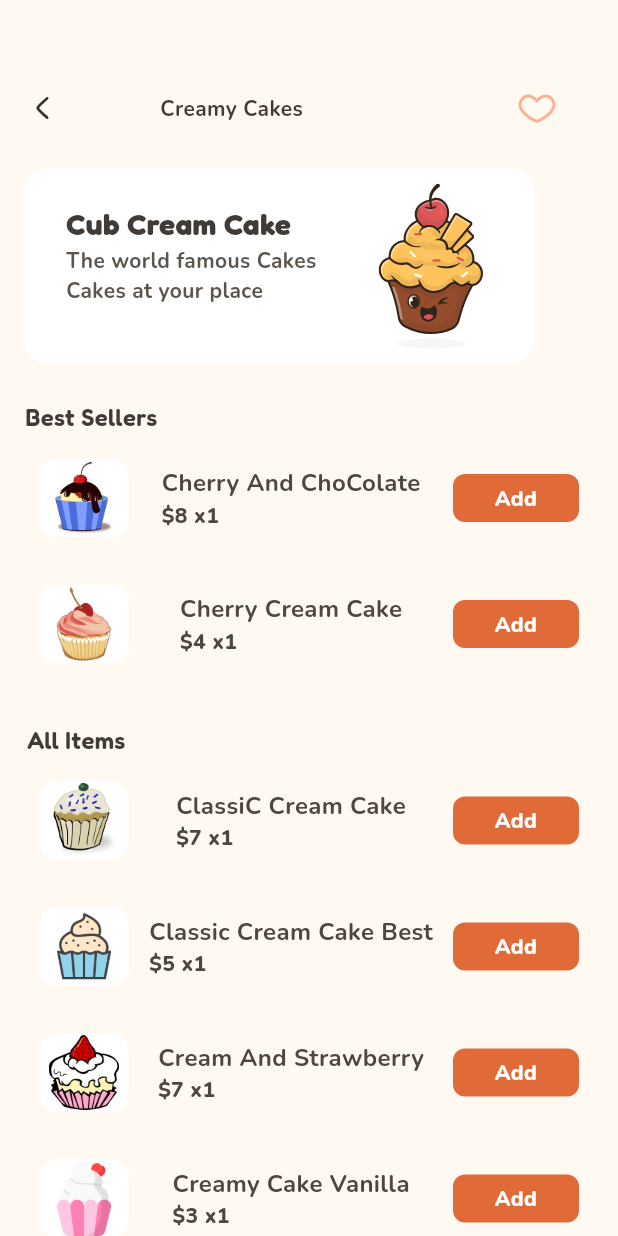
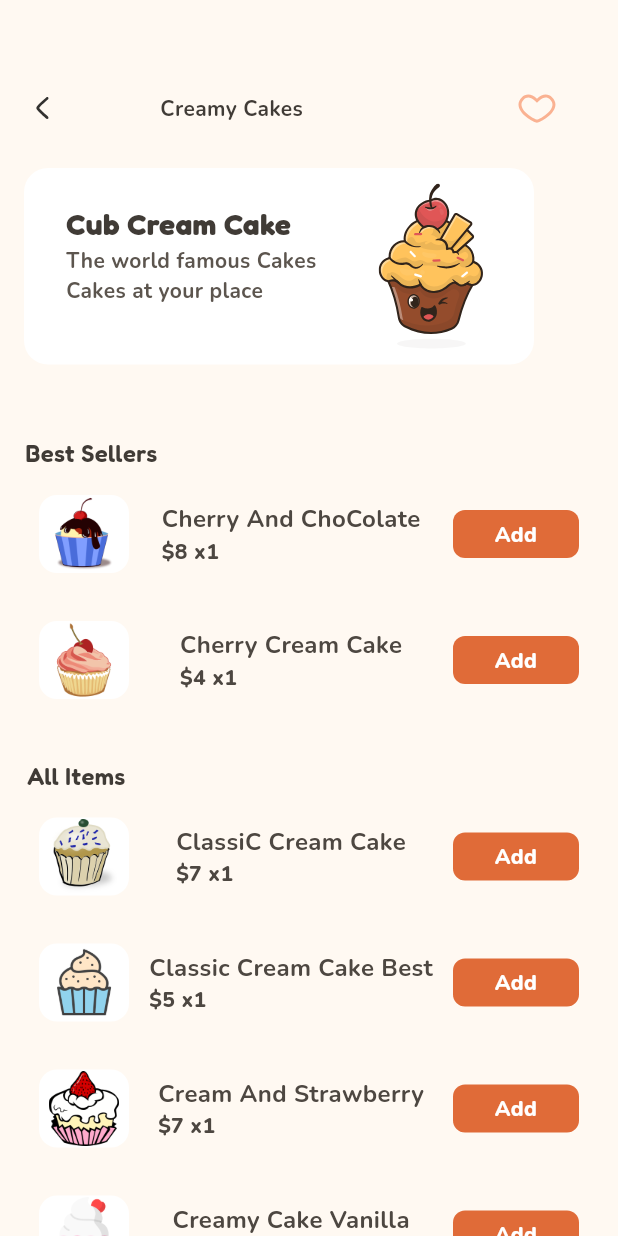
Before and after one commit to Mahmoud-ElShorbagy/candy_buy, a Flutter app: the CustomCategoryProduct screen opened directly, on a phone screen of 412 x 824 dp. Run offline on Flutter 3.47's test engine with Material 3 defaults, Android fonts, the phone set to English and light mode, and no system bars; our stand-ins replace cloud_firestore, firebase_auth, firebase_core, flutter_bloc, flutter_svg; accounts and stored records are empty.

Commit message:
add sized box

```diff
--- a/lib/views/view_candy/custom_cart_info/view.dart
+++ b/lib/views/view_candy/custom_cart_info/view.dart
@@ -20,7 +20,9 @@ class CustomCartInfoView extends StatelessWidget {
 
   @override
   Widget build(BuildContext context) {
-    return Container(
+    return Column(
+      children: [
+        Container(
           margin: const EdgeInsets.only(left: 16, right: 19),
           height: 131,
           width: width,
@@ -32,8 +34,9 @@ class CustomCartInfoView extends StatelessWidget {
             Container(
               margin: const EdgeInsets.only(
                   left: 28, top: 22.5, bottom: 22.5, right: 32),
-          child:
-              Column(crossAxisAlignment: CrossAxisAlignment.start, children: [
+              child: Column(
+                  crossAxisAlignment: CrossAxisAlignment.start,
+                  children: [
                     AppTextBold(
                         fontSize: 20,
                         text: title,
@@ -52,10 +55,17 @@ class CustomCartInfoView extends StatelessWidget {
                   ]),
             ),
             Container(
-          margin: const EdgeInsets.only(top: 10.04, bottom: 10.04, right: 20),
-          child: CustomImageWidget(imagePath: image, width: 89, height: 111),
+              margin:
+                  const EdgeInsets.only(top: 10.04, bottom: 10.04, right: 20),
+              child:
+                  CustomImageWidget(imagePath: image, width: 89, height: 111),
             )
           ]),
+        ),
+        const SizedBox(
+          height: 24,
+        )
+      ],
     );
   }
 }
```
Lines whose indentation alone changed are shown as unchanged.
